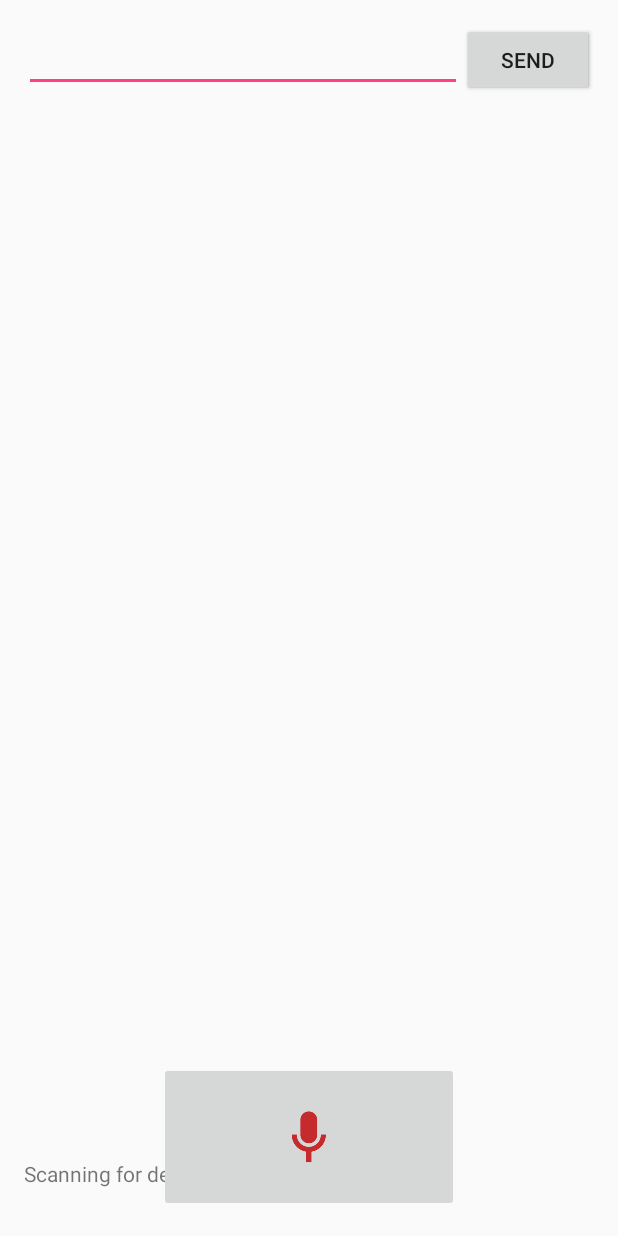
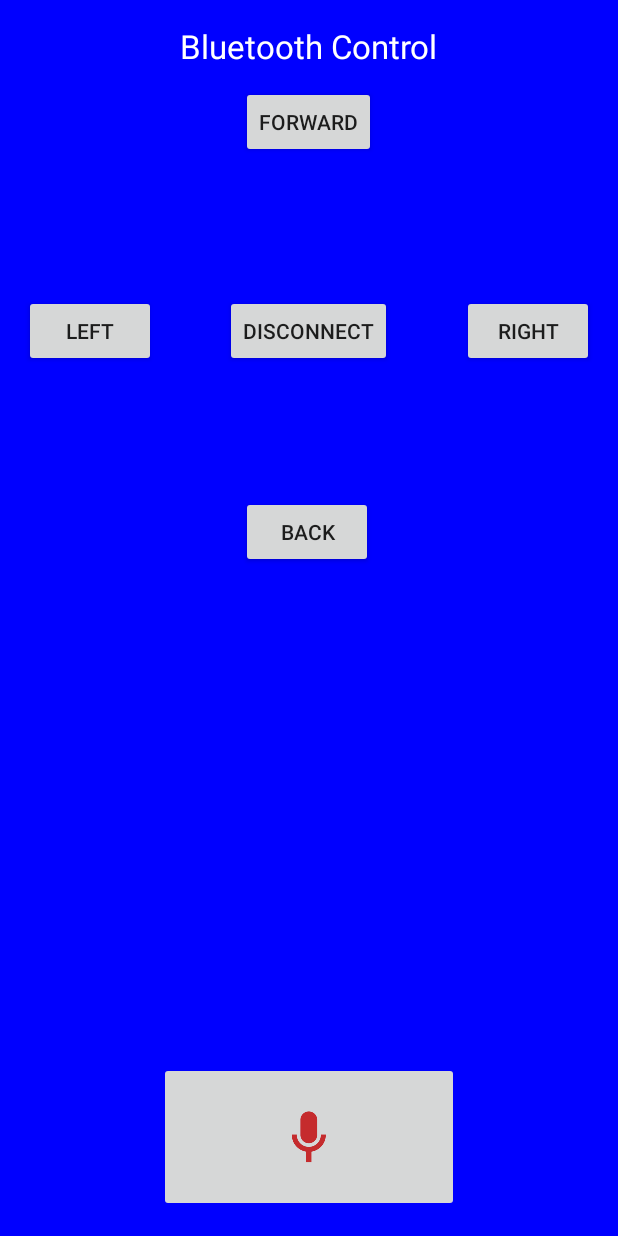
Before and after one commit to ultimatecodelab/Bluetooth-Controller-Arduino, an Android app: the screen it shows after launch (MainActivity), on a phone screen of 412 x 824 dp. Run offline under Robolectric (Android 15) with nearby library versions, the phone set to English and light mode, and no system bars.

Commit message:
RC(Buttons) and controlling via speech

```diff
--- a/UART/app/src/main/java/gesturebased/gmit/ie/uart/MainActivity.java
+++ b/UART/app/src/main/java/gesturebased/gmit/ie/uart/MainActivity.java
@@ -15,7 +15,9 @@ import android.speech.RecognizerIntent;
 import android.speech.tts.TextToSpeech;
 import android.view.Menu;
 import android.view.MenuItem;
+import android.view.MotionEvent;
 import android.view.View;
+import android.widget.Button;
 import android.widget.EditText;
 import android.widget.ImageButton;
 import android.widget.TextView;
@@ -47,7 +49,12 @@ public class MainActivity extends Activity {
     private final int REQ_CODE_SPEECH_INPUT = 100;
     private TextToSpeech t1;
 
-
+    //controls buttons
+    private Button forward;
+    private Button back;
+    private Button left;
+    private Button right;
+    private Button disconnectBtn;
     // BTLE state
     private BluetoothAdapter adapter;
     private BluetoothGatt gatt;
@@ -56,8 +63,9 @@ public class MainActivity extends Activity {
     private HashMap<String,Character> commands = new HashMap<String,Character>();
 
     private void initCommands(){
+
         commands.put("forward", 'F');
-        commands.put("back", 'B');
+        commands.put("reverse", 'B');
         commands.put("left", 'L');
         commands.put("right", 'R');
         commands.put("stop", 'N');
@@ -147,9 +155,10 @@ public class MainActivity extends Activity {
         super.onCreate(savedInstanceState);
         setContentView(R.layout.activity_main);
 
+
         // Grab references to UI elements.
-        messages = (TextView) findViewById(R.id.messages);
-        input = (EditText) findViewById(R.id.input);
+       // messages = (TextView) findViewById(R.id.messages);
+       // input = (EditText) findViewById(R.id.input);
 
         initCommands();//init set of valid commands...
         btnSpeak = (ImageButton) findViewById(R.id.btnSpeak);
@@ -157,6 +166,22 @@ public class MainActivity extends Activity {
 
         microphoneBtnClicked();
         initTextToSpeechEngine();
+
+        forward = (Button) findViewById(R.id.forward);
+        back = (Button) findViewById(R.id.backward);
+        left = (Button) findViewById(R.id.left);
+        right = (Button) findViewById(R.id.right);
+        disconnectBtn = (Button) findViewById(R.id.disconnect);
+
+        //contollers
+        forwardBtnClickedEvent();
+        backBtnClickedEvent();
+        rightBtnClickedEvent();
+        leftBtnClickedEvent();
+        disconnect();
+
+
+        //set event on forward
     }
 
     private void sendVoiceCommand(String cmd){
@@ -169,6 +194,18 @@ public class MainActivity extends Activity {
         else{
             writeLine(tempStr);
             t1.speak("Invalid Command: " + tempStr, TextToSpeech.QUEUE_FLUSH, null);
+        }
+    }//send voice command
+    private void sendButtonsCommand(String cmd){
+        String tempStr= cmd.toLowerCase();
+        if(commands.containsKey(tempStr)){
+            //send to bluetooth chipshit
+            sendCommandToBluetooth(commands.get(tempStr).toString());
+            //t1.speak("Sending the command:  " + tempStr + " to your bluetooth chip.", TextToSpeech.QUEUE_FLUSH, null);
+        }
+        else{
+            writeLine(tempStr);
+            //t1.speak("Invalid Command: " + tempStr, TextToSpeech.QUEUE_FLUSH, null);
         }
     }//send voice command
     public void sendCommandToBluetooth(String str) {
@@ -186,7 +223,67 @@ public class MainActivity extends Activity {
             writeLine("Couldn't write TX characteristic!");
         }
     }//sendCommandToBluetooth
+    private  void disconnect(){
+        disconnectBtn.setOnClickListener(new View.OnClickListener() {
+            @Override
+            public void onClick(View v) {
+                try {
+                    gatt.disconnect();
+                    adapter.disable();
+                } catch (Exception e) {
 
+                }
+            }
+        });
+    }
+    private void forwardBtnClickedEvent(){
+        forward.setOnTouchListener(new View.OnTouchListener() {
+            @Override
+            public boolean onTouch(View arg0, MotionEvent arg1) {
+                if (arg1.getAction() == MotionEvent.ACTION_DOWN)
+                    sendButtonsCommand("forward");
+                else if (arg1.getAction() == MotionEvent.ACTION_UP)
+                    sendButtonsCommand("stop");
+                return true;
+            }
+        });
+    }
+    private void backBtnClickedEvent(){
+        back.setOnTouchListener(new View.OnTouchListener() {
+            @Override
+            public boolean onTouch(View arg0, MotionEvent arg1) {
+                if (arg1.getAction() == MotionEvent.ACTION_DOWN)
+                    sendButtonsCommand("back");
+                else if (arg1.getAction() == MotionEvent.ACTION_UP)
+                    sendButtonsCommand("stop");
+                return true;
+            }
+        });
+    }
+    private void rightBtnClickedEvent(){
+        right.setOnTouchListener(new View.OnTouchListener() {
+            @Override
+            public boolean onTouch(View arg0, MotionEvent arg1) {
+                if (arg1.getAction() == MotionEvent.ACTION_DOWN)
+                    sendButtonsCommand("right");
+                else if (arg1.getAction() == MotionEvent.ACTION_UP)
+                    sendButtonsCommand("stop");
+                return true;
+            }
+        });
+    }
+    private void leftBtnClickedEvent(){
+        left.setOnTouchListener(new View.OnTouchListener() {
+            @Override
+            public boolean onTouch(View arg0, MotionEvent arg1) {
+                if (arg1.getAction() == MotionEvent.ACTION_DOWN)
+                    sendButtonsCommand("left");
+                else if (arg1.getAction() == MotionEvent.ACTION_UP)
+                    sendButtonsCommand("stop");
+                return true;
+            }
+        });
+    }
     private void microphoneBtnClicked() {
         btnSpeak.setOnClickListener(new View.OnClickListener() {
 
@@ -251,8 +348,13 @@ public class MainActivity extends Activity {
         super.onResume();
         // Scan for all BTLE devices.
         // The first one with the UART service will be chosen--see the code in the scanCallback.
-        writeLine("Scanning for devices...");
+        //writeLine("Scanning for devices...");
+        adapter.enable();
+        adapter = BluetoothAdapter.getDefaultAdapter();
         adapter.startLeScan(scanCallback);
+
+
+       // adapter.sta
     }
 
     // OnStop, called right before the activity loses foreground focus.  Close the BTLE connection.
@@ -293,8 +395,8 @@ public class MainActivity extends Activity {
         runOnUiThread(new Runnable() {
             @Override
             public void run() {
-                messages.append(text);
-                messages.append("\n");
+               // messages.append(text);
+                //messages.append("\n");
             }
         });
     }
--- a/UART/app/src/main/res/layout/activity_main.xml
+++ b/UART/app/src/main/res/layout/activity_main.xml
@@ -1,6 +1,7 @@
 <RelativeLayout xmlns:android="http://schemas.android.com/apk/res/android"
     xmlns:tools="http://schemas.android.com/tools"
     android:layout_width="match_parent"
+    android:background="#0000FF"
     android:layout_height="match_parent"
     android:paddingLeft="@dimen/activity_horizontal_margin"
     android:paddingRight="@dimen/activity_horizontal_margin"
@@ -8,45 +9,83 @@
     android:paddingBottom="@dimen/activity_vertical_margin"
     tools:context="gesturebased.gmit.ie.uart.MainActivity">
 
-    <Button
+   <!-- <Button
         android:id="@+id/send"
         android:layout_width="wrap_content"
         android:layout_height="wrap_content"
         android:layout_alignParentRight="true"
         android:layout_alignParentTop="true"
         android:text="Send"
-        android:onClick="sendClick"/>
+        android:onClick="sendClick"/> -->
+    <Button
+        android:id="@+id/forward"
+        android:layout_width="wrap_content"
+        android:layout_height="wrap_content"
+        android:text="Forward"
+        android:onClick="sendForward()"
+        android:layout_marginTop="41dp"
+        android:layout_centerHorizontal="true" />
+    <Button
+        android:id="@+id/backward"
+        android:layout_width="wrap_content"
+        android:layout_height="wrap_content"
+        android:text="Back"
+        android:onClick="reverse()"
+        android:layout_below="@+id/forward"
+        android:layout_alignStart="@+id/forward"
+        android:layout_marginTop="225dp" />
+    <Button
+        android:id="@+id/left"
+        android:layout_width="wrap_content"
+        android:layout_height="wrap_content"
+        android:text="Left"
+        android:onClick="left()"
+        android:layout_marginTop="91dp"
+        android:layout_below="@+id/forward"
+        android:layout_alignParentStart="true" />
+    <Button
+        android:id="@+id/right"
+        android:layout_width="wrap_content"
+        android:layout_height="wrap_content"
+        android:text="Right"
+        android:onClick="right()"
+        android:layout_alignTop="@+id/left"
+        android:layout_alignParentEnd="true" />
+       <!-- android:layout_above="@+id/scrollView" -->
 
     <Button
+        android:id="@+id/disconnect"
+        android:layout_width="wrap_content"
+        android:layout_height="wrap_content"
+        android:text="Disconnect"
+        android:layout_alignTop="@+id/right"
+        android:layout_centerHorizontal="true" />
+
+    <!-- <Button
         android:id="@+id/sendForward"
         android:layout_width="wrap_content"
         android:layout_height="wrap_content"
         android:layout_alignParentRight="true"
         android:layout_alignParentTop="true"
         android:text="Send"
-        android:onClick="sendClick"/>
+        android:onClick="sendClick"/> -->
 
-    <EditText
+    <!--<EditText
         android:id="@+id/input"
         android:layout_width="wrap_content"
         android:layout_height="wrap_content"
         android:layout_toLeftOf="@id/send"
         android:layout_alignParentTop="true"
-        android:layout_alignParentLeft="true"/>
+        android:layout_alignParentLeft="true"/> -->
 
-    <ScrollView
+  <!--  <ScrollView
         android:layout_width="match_parent"
-        android:layout_height="wrap_content"
-        android:layout_below="@id/send"
-        android:layout_alignParentBottom="true">
+        android:layout_height="500px"
 
-        <TextView
-            android:id="@+id/messages"
-            android:layout_width="match_parent"
-            android:layout_height="wrap_content"
-            android:layout_gravity="bottom" />
+        android:layout_above="@+id/btnSpeak"
+        android:id="@+id/scrollView">
 
-    </ScrollView>
+    </ScrollView> -->
     <ImageButton
         android:layout_width="300px"
         android:layout_height="150px"
@@ -55,6 +94,24 @@
         android:layout_alignParentBottom="true"
         android:layout_centerHorizontal="true" />
 
+    <TextView
+
+        android:layout_width="wrap_content"
+        android:layout_height="wrap_content"
+        android:textAppearance="?android:attr/textAppearanceLarge"
+        android:text="Bluetooth Control"
+        android:id="@+id/textView"
+        android:textColor="@color/translucent_red"
+        android:layout_alignParentTop="true"
+        android:layout_centerHorizontal="true" />
+
+    <!-- <TextView
+         android:id="@+id/messages"
+         android:layout_width="match_parent"
+         android:layout_height="wrap_content"
+         android:layout_gravity="bottom"
+         android:layout_above="@+id/btnSpeak"
+         android:layout_alignParentStart="true" /> -->
 
 
 </RelativeLayout>
--- a/UART/app/src/main/res/values/colors.xml
+++ b/UART/app/src/main/res/values/colors.xml
@@ -3,4 +3,5 @@
     <color name="colorPrimary">#3F51B5</color>
     <color name="colorPrimaryDark">#303F9F</color>
     <color name="colorAccent">#FF4081</color>
+    <color name="translucent_red">#FFFFFF</color>
 </resources>
```
Also changed, not shown: 1 other file.
